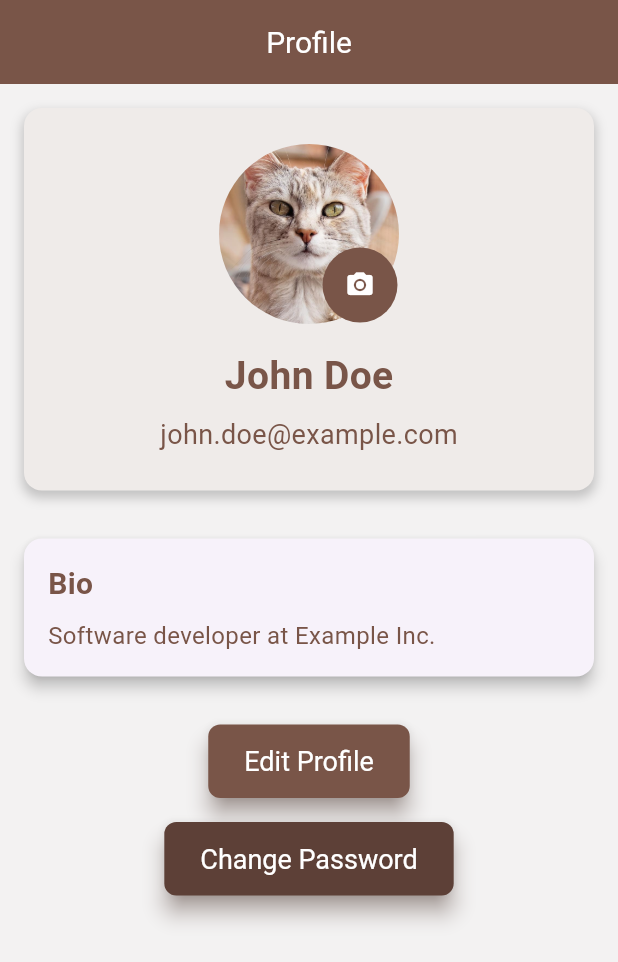
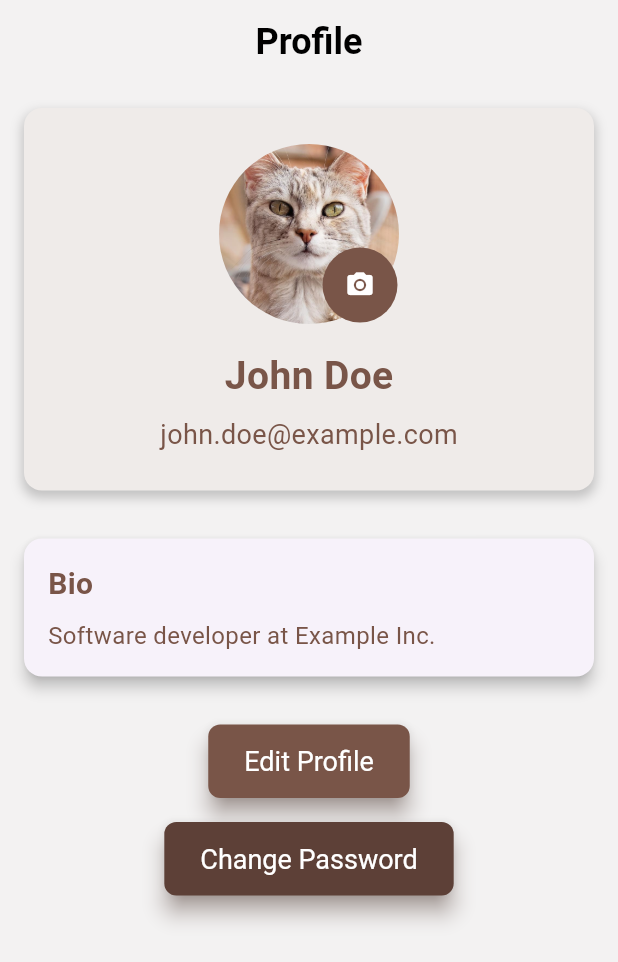
Before and after one commit to ST60002CEM/batch32b-Nishmaa93, a Flutter app: the ProfileView screen opened directly, on a phone screen of 412 x 824 dp. Shown: the top 962 px of the screen. Run offline on Flutter 3.47's test engine with Material 3 defaults, Android fonts, the light colour scheme and no system bars; our stand-ins replace dartz, dio, equatable, flutter_riverpod, hive_flutter, pretty_dio_logger and 2 more; accounts and stored records are empty; network calls fail; Roboto replaces fonts that are missing (Montserrat).

Commit message:
Color Fixes on App Bar

```diff
--- a/lib/app/constants/api_endpoint.dart
+++ b/lib/app/constants/api_endpoint.dart
@@ -29,7 +29,7 @@ class ApiEndpoints {
   static const String updateStudent = "auth/updateStudent/";
   static const String deleteStudent = "auth/deleteStudent/";
   // static const String jobImageUrl = "http://10.0.2.2:5500/jobs/";
-  static const String jobImageUrl = "http:/192.168.10.117:5500/jobs/";
+  static const String jobImageUrl = "http://192.168.10.117:5500/jobs/";
   static const String uploadImage = "auth/uploadImage";
   static const String currentUser = "auth/getMe";
 
--- a/lib/app/themes/app_theme.dart
+++ b/lib/app/themes/app_theme.dart
@@ -68,10 +68,10 @@ class AppTheme {
         color: ThemeConstant.primaryColor,
       ),
       //Bottom navigation bar theme
-      bottomNavigationBarTheme: BottomNavigationBarThemeData(
-        backgroundColor: const Color(0xFFEBEBEB),
+      bottomNavigationBarTheme: const BottomNavigationBarThemeData(
+        backgroundColor: Colors.brown,
         selectedItemColor: Colors.black,
-        unselectedItemColor: Colors.grey[600],
+        unselectedItemColor: Colors.white,
         type: BottomNavigationBarType.fixed,
         elevation: 0,
       ),
--- a/lib/features/profile/presentation/view/profile_view.dart
+++ b/lib/features/profile/presentation/view/profile_view.dart
@@ -15,8 +15,12 @@ class _ProfileViewState extends ConsumerState<ProfileView> {
     final userState = ref.watch(userViewModelProvider);
     return Scaffold(
       appBar: AppBar(
-        title: const Text('Profile'),
-        backgroundColor: Colors.brown,
+        title: const Text('Profile',
+            style: TextStyle(
+                color: Colors.black,
+                fontWeight: FontWeight.bold,
+                fontSize: 24)),
+        backgroundColor: const Color(0xFFF3F2F2),
         automaticallyImplyLeading: false,
       ),
       body: userState.isLoading
```
Also changed, not shown: lib/features/history/presentation/view/history_view.dart (+6 -2 lines), lib/features/home/presentation/view/home_view.dart (+14 -8 lines).
